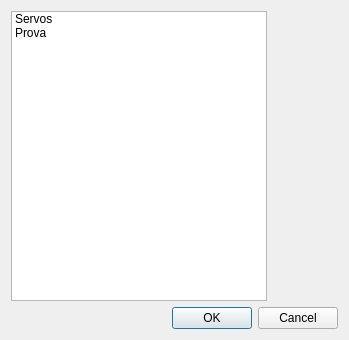
Before: the Qt Designer form Code/Options/optionswindow.ui in jmigual/ETSEIB-deltaRobot, drawn with Qt 5.
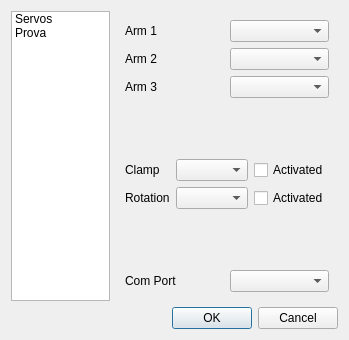
After: the same form once the commit is applied.

Commit message: Added options to AX12 class

Patch:
```diff
--- a/Code/Options/optionswindow.ui
+++ b/Code/Options/optionswindow.ui
@@ -31,7 +31,140 @@
       </widget>
      </item>
      <item>
-      <widget class="QStackedWidget" name="stack"/>
+      <widget class="QStackedWidget" name="stack">
+       <property name="currentIndex">
+        <number>0</number>
+       </property>
+       <widget class="QWidget" name="page">
+        <layout class="QVBoxLayout" name="verticalLayout_2">
+         <item>
+          <layout class="QHBoxLayout" name="horizontalLayout_5">
+           <item>
+            <widget class="QLabel" name="label">
+             <property name="text">
+              <string>Arm 1</string>
+             </property>
+            </widget>
+           </item>
+           <item>
+            <widget class="QComboBox" name="servo0"/>
+           </item>
+          </layout>
+         </item>
+         <item>
+          <layout class="QHBoxLayout" name="horizontalLayout_6">
+           <item>
+            <widget class="QLabel" name="label_2">
+             <property name="text">
+              <string>Arm 2</string>
+             </property>
+            </widget>
+           </item>
+           <item>
+            <widget class="QComboBox" name="servo1"/>
+           </item>
+          </layout>
+         </item>
+         <item>
+          <layout class="QHBoxLayout" name="horizontalLayout_3">
+           <item>
+            <widget class="QLabel" name="label_3">
+             <property name="text">
+              <string>Arm 3</string>
+             </property>
+            </widget>
+           </item>
+           <item>
+            <widget class="QComboBox" name="servo2"/>
+           </item>
+          </layout>
+         </item>
+         <item>
+          <spacer name="verticalSpacer">
+           <property name="orientation">
+            <enum>Qt::Vertical</enum>
+           </property>
+           <property name="sizeHint" stdset="0">
+            <size>
+             <width>20</width>
+             <height>61</height>
+            </size>
+           </property>
+          </spacer>
+         </item>
+         <item>
+          <layout class="QHBoxLayout" name="horizontalLayout_2">
+           <item>
+            <widget class="QLabel" name="label_5">
+             <property name="text">
+              <string>Clamp</string>
+             </property>
+            </widget>
+           </item>
+           <item>
+            <widget class="QComboBox" name="servo3"/>
+           </item>
+           <item>
+            <widget class="QCheckBox" name="servo3A">
+             <property name="text">
+              <string>Activated</string>
+             </property>
+            </widget>
+           </item>
+          </layout>
+         </item>
+         <item>
+          <layout class="QHBoxLayout" name="horizontalLayout_4">
+           <item>
+            <widget class="QLabel" name="label_4">
+             <property name="text">
+              <string>Rotation</string>
+             </property>
+            </widget>
+           </item>
+           <item>
+            <widget class="QComboBox" name="servo4"/>
+           </item>
+           <item>
+            <widget class="QCheckBox" name="servo4A">
+             <property name="text">
+              <string>Activated</string>
+             </property>
+            </widget>
+           </item>
+          </layout>
+         </item>
+         <item>
+          <spacer name="verticalSpacer_2">
+           <property name="orientation">
+            <enum>Qt::Vertical</enum>
+           </property>
+           <property name="sizeHint" stdset="0">
+            <size>
+             <width>20</width>
+             <height>60</height>
+            </size>
+           </property>
+          </spacer>
+         </item>
+         <item>
+          <layout class="QHBoxLayout" name="horizontalLayout_7">
+           <item>
+            <widget class="QLabel" name="label_6">
+             <property name="text">
+              <string>Com Port</string>
+             </property>
+            </widget>
+           </item>
+           <item>
+            <widget class="QComboBox" name="com"/>
+           </item>
+          </layout>
+         </item>
+        </layout>
+       </widget>
+       <widget class="QWidget" name="page_2"/>
+      </widget>
      </item>
     </layout>
    </item>
```
Left out of the diff: 16 changed lines with no effect on the pictures. The commit also changes 45 other files.
